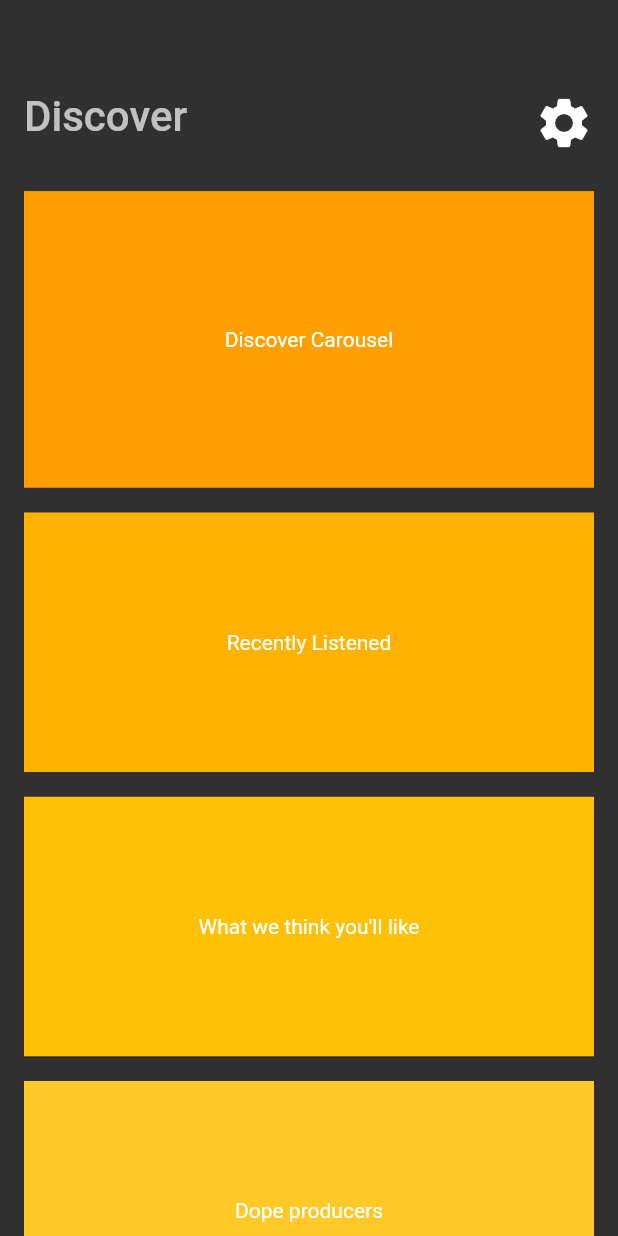
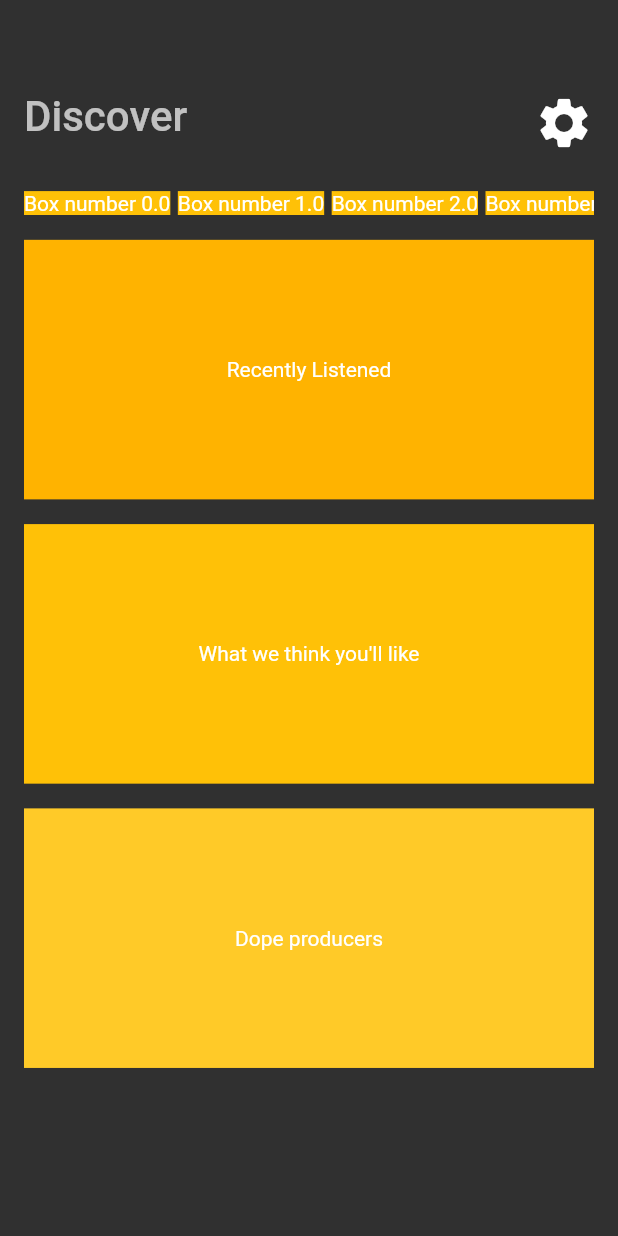
Before and after one commit to JamieThomson97/note_taking_flutter, a Flutter app: the HomePage screen opened by its route, on a phone screen of 412 x 824 dp. Run offline on Flutter 3.47's test engine with Material 2 defaults, Android fonts, the phone set to English and light mode, and no system bars; our stand-ins replace auto_route, bloc, dartz, firebase_auth, firebase_core, flushbar and 5 more; accounts and stored records are empty; generated files the repository leaves out were written again; Roboto replaces fonts that are missing (Proza Libre).

Commit message:
add discover carousel

```diff
--- a/lib/presentation/home/home_page.dart
+++ b/lib/presentation/home/home_page.dart
@@ -1,3 +1,4 @@
+import 'package:VeloGo/presentation/home/widgets/discover_carousel.dart';
 import 'package:VeloGo/presentation/home/widgets/title_bar.dart';
 import 'package:flutter/cupertino.dart';
 import 'package:flutter/material.dart';
@@ -24,11 +25,7 @@ class HomePage extends StatelessWidget {
       children: <Widget>[
         TitleBar(height: titleBarProportion()),
         listSpacer,
-        Container(
-          height: carouselProportion(),
-          color: Colors.amber[700],
-          child: const Center(child: Text('Discover Carousel')),
-        ),
+        DiscoverCarousel(),
         listSpacer,
         Container(
           height: tileProportion(),
--- /dev/null
+++ b/lib/presentation/home/widgets/discover_carousel.dart
@@ -0,0 +1,31 @@
+import 'package:flutter/cupertino.dart';
+import 'package:flutter/material.dart';
+
+class DiscoverCarousel extends StatelessWidget {
+  const DiscoverCarousel({Key key}) : super(key: key);
+
+  @override
+  Widget build(BuildContext context) {
+    return SingleChildScrollView(
+      scrollDirection: Axis.horizontal,
+      child: Row(
+        children: [
+          ...List.generate(
+            10,
+            (index) {
+              if (index % 2 == 0)
+                return Container(
+                  color: Colors.amber,
+                  child: Text("Box number ${index / 2}"),
+                );
+              else
+                return const SizedBox(
+                  width: 5,
+                );
+            },
+          ),
+        ],
+      ),
+    );
+  }
+}
```
